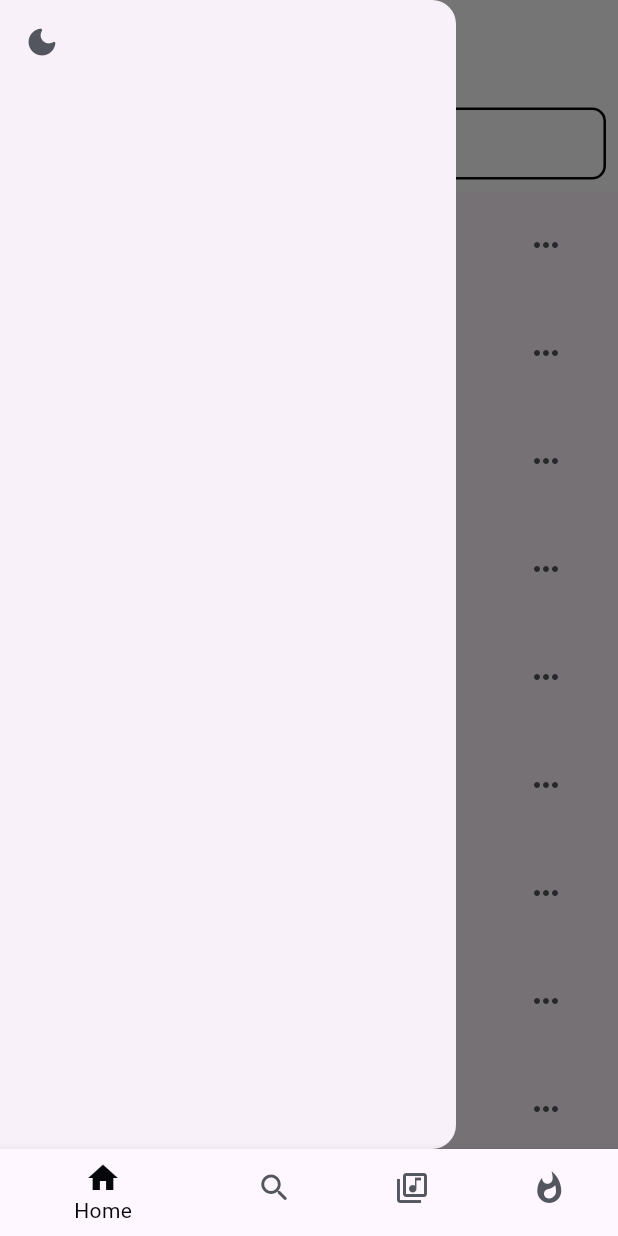
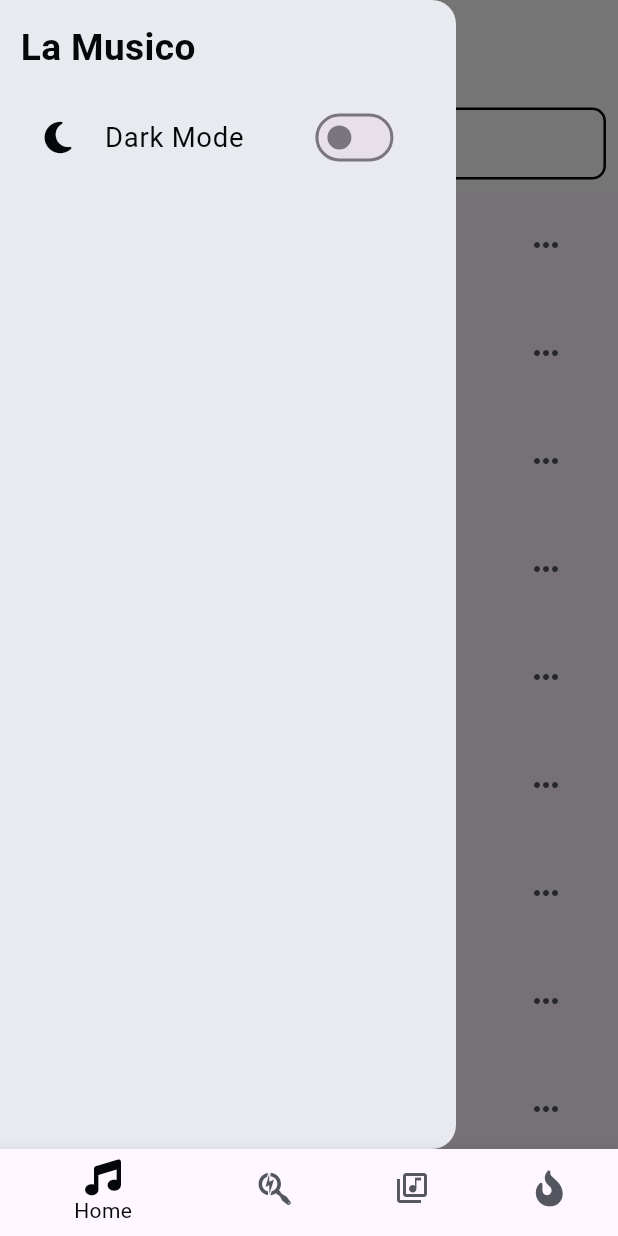
Before and after one commit to Flaudin/El-Musico-Mobile-App, a Flutter app: the HomeScreen screen opened by its route, with the side drawer open, on a phone screen of 412 x 824 dp. Run offline on Flutter 3.47's test engine with Material 3 defaults, Android fonts, the phone set to English and light mode, and no system bars; our stand-ins replace flutter_screenutil, font_awesome_flutter, google_fonts, line_icons, page_transition; missing offline and left inert: responsive_grid_list.

```diff
--- a/lib/screens/home/components/home_body.dart
+++ b/lib/screens/home/components/home_body.dart
@@ -4,6 +4,7 @@ import 'package:el_musico/models/music_model.dart';
 import 'package:flutter/material.dart';
 import 'package:flutter/services.dart';
 import 'package:flutter_screenutil/flutter_screenutil.dart';
+import 'package:font_awesome_flutter/font_awesome_flutter.dart';
 
 class HomeBody extends StatefulWidget {
   const HomeBody({super.key});
@@ -20,20 +21,46 @@ class _HomeBodyState extends State<HomeBody> {
           statusBarColor: dark, statusBarIconBrightness: Brightness.light),
       child: Scaffold(
         drawer: Drawer(
-          child: ListView(
-            children: const [
-              ListTile(
-                leading: Icon(
-                  Icons.dark_mode_rounded,
-                  color: darkgray,
-                ),
-              )
-            ],
+          backgroundColor: light,
+          child: SafeArea(
+            child: Padding(
+              padding: EdgeInsets.symmetric(horizontal: 12.w, vertical: 12.h),
+              child: ListView(
+                padding: EdgeInsets.zero,
+                children: [
+                  Text(
+                    'La Musico',
+                    style: TextStyle(
+                        fontSize: xl * 1.2,
+                        color: dark,
+                        fontWeight: FontWeight.w700),
+                  ),
+                  SizedBox(
+                    height: 12.h,
+                  ),
+                  ListTile(
+                    leading: const FaIcon(
+                      FontAwesomeIcons.solidMoon,
+                      color: dark,
+                    ),
+                    title: Text(
+                      'Dark Mode',
+                      style: TextStyle(
+                        fontSize: lg,
+                        color: dark,
+                      ),
+                    ),
+                    trailing:
+                        Switch.adaptive(value: false, onChanged: (value) {}),
+                  )
+                ],
+              ),
+            ),
           ),
         ),
         appBar: AppBar(
           backgroundColor: white,
-          automaticallyImplyLeading: false,
+          //automaticallyImplyLeading: false,
           centerTitle: true,
           title: Text(
             "La Musico",
--- a/lib/screens/home/home_screen.dart
+++ b/lib/screens/home/home_screen.dart
@@ -5,6 +5,7 @@ import 'package:el_musico/screens/playlist/components/playlist_body.dart';
 import 'package:el_musico/screens/search/components/search_body.dart';
 import 'package:flutter/material.dart';
 import 'package:flutter/services.dart';
+import 'package:font_awesome_flutter/font_awesome_flutter.dart';
 
 class HomeScreen extends StatefulWidget {
   static String routeName = '/home';
@@ -40,16 +41,11 @@ class _HomeScreenState extends State<HomeScreen> {
             onTap: onItemTap,
             items: const [
               BottomNavigationBarItem(
-                  icon: Icon(
-                    Icons.home,
-                    //color: gray,
-                  ),
-                  label: 'Home'),
+                  icon: FaIcon(FontAwesomeIcons.music), label: 'Home'),
               BottomNavigationBarItem(
-                  icon: Icon(
-                    Icons.search_rounded,
-                    //color: gray,
-                  ),
+                  icon: FaIcon(FontAwesomeIcons.searchengin
+                      //color: gray,
+                      ),
                   label: 'Search'),
               BottomNavigationBarItem(
                   icon: Icon(
@@ -58,10 +54,7 @@ class _HomeScreenState extends State<HomeScreen> {
                   ),
                   label: 'Library'),
               BottomNavigationBarItem(
-                  icon: Icon(
-                    Icons.whatshot,
-                    // color: gray,
-                  ),
+                  icon: FaIcon(FontAwesomeIcons.fireFlameCurved),
                   label: 'Hotlist'),
             ]),
       ),
```
Also changed, not shown: lib/components/player.dart (+6 -10 lines), lib/screens/search/components/album_list.dart (+25 -19 lines), 1 other file.
